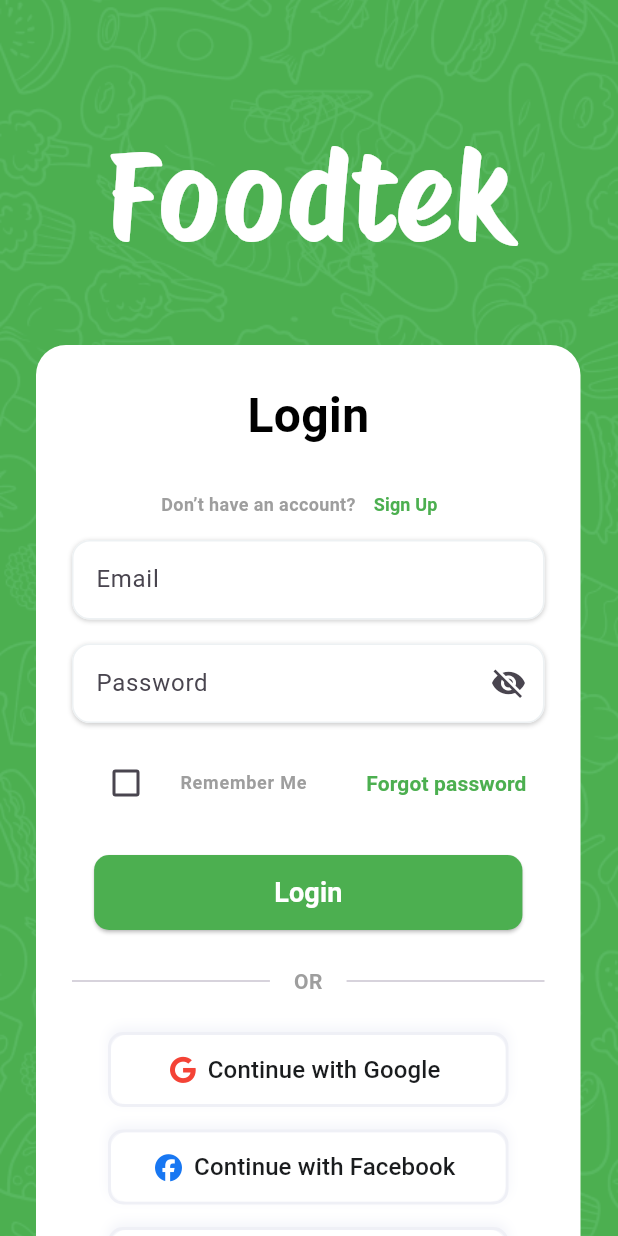
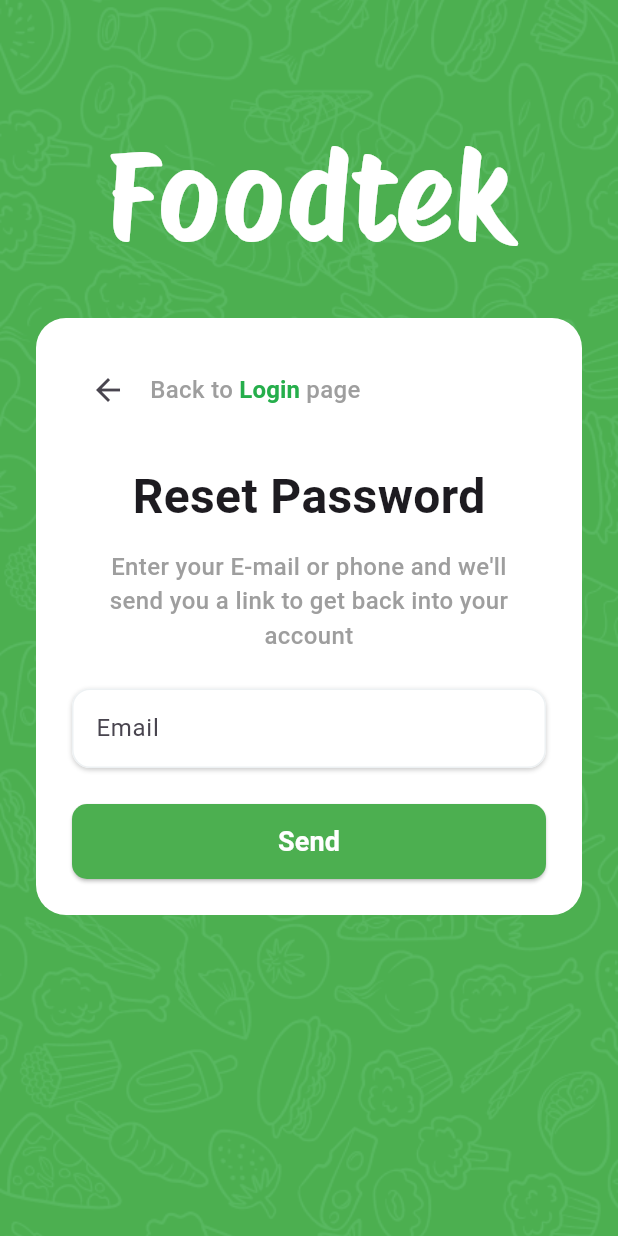
Before and after one commit to hamzamanaseer99/FoodTec, a Flutter app: the LoginScreen screen opened directly, after a tap on "Forgot password", on a phone screen of 412 x 824 dp. Run offline on Flutter 3.47's test engine with Material 3 defaults, Android fonts, the phone set to English and light mode, and no system bars; our stand-ins replace bloc, equatable, flutter_bloc, font_awesome_flutter, geolocator, shared_preferences; accounts and stored records are empty.

Commit message:
create reset password screen
create reset password screen

```diff
--- a/lib/view/screens/login_screen.dart
+++ b/lib/view/screens/login_screen.dart
@@ -1,5 +1,6 @@
 import 'package:flutter/material.dart';
 import 'package:flutter_bloc/flutter_bloc.dart';
+import 'package:foodtek/view/screens/reset_password_screen.dart';
 import 'package:foodtek/view/screens/signup_screen.dart';
 import 'package:foodtek/view/screens/widgets/email_widget.dart';
 import 'package:foodtek/view/screens/widgets/password_widget.dart';
@@ -198,11 +199,19 @@ class _LoginScreenState extends State<LoginScreen> {
                                     ),
                                   ),
                                   TextButton(
-                                    onPressed: () {},
+                                    onPressed: () {
+                                      Navigator.push(
+                                          context,
+                                          MaterialPageRoute(
+                                              builder: (context)=>ResetPasswordScreen(),
+                                          ),
+                                      );
+                                    },
                                     child: const Text(
                                       'Forgot password',
                                       style: TextStyle(
                                         fontSize: 14,
+
                                         fontWeight: FontWeight.w600,
                                         color: Colors.green,
                                       ),
--- /dev/null
+++ b/lib/view/screens/otp_screen.dart
@@ -0,0 +1,10 @@
+import 'package:flutter/material.dart';
+
+class OtpScreen extends StatelessWidget {
+  const OtpScreen({super.key});
+
+  @override
+  Widget build(BuildContext context) {
+    return Scaffold();
+  }
+}
--- /dev/null
+++ b/lib/view/screens/reset_password_screen.dart
@@ -0,0 +1,181 @@
+import 'package:flutter/material.dart';
+import 'package:foodtek/view/screens/widgets/email_widget.dart';
+import 'login_screen.dart';
+import 'otp_screen.dart';
+
+class ResetPasswordScreen extends StatefulWidget {
+  const ResetPasswordScreen({super.key});
+
+  @override
+  State<ResetPasswordScreen> createState() => _ResetPasswordState();
+}
+
+class _ResetPasswordState extends State<ResetPasswordScreen> {
+  final TextEditingController emailController = TextEditingController();
+
+  @override
+  Widget build(BuildContext context) {
+    return Scaffold(
+      backgroundColor: Colors.green,
+      body: Stack(
+        children: [
+          Image.asset(
+            'assets/images/Pattern.png',
+            fit: BoxFit.cover,
+            width: double.infinity,
+            height: double.infinity,
+          ),
+          SingleChildScrollView(
+            child: Column(
+              crossAxisAlignment: CrossAxisAlignment.start,
+              children: [
+                const SizedBox(height: 74),
+                const Center(
+                  child: Text(
+                    'Foodtek',
+                    style: TextStyle(
+                      fontSize: 80,
+                      color: Colors.white,
+                      fontFamily: "Protest Riot",
+                    ),
+                  ),
+                ),
+                Padding(
+                  padding: const EdgeInsets.all(24),
+                  child: Container(
+                    width: MediaQuery.of(context).size.width *
+                        0.9, // جعل الحجم متجاوب
+                    decoration: BoxDecoration(
+                      color: Colors.white,
+                      borderRadius: BorderRadius.circular(20),
+                    ),
+                    child: Padding(
+                      padding: const EdgeInsets.symmetric(
+                          vertical: 24, horizontal: 24),
+                      child: Column(
+                        crossAxisAlignment: CrossAxisAlignment.start,
+                        children: [
+                          /// 🔹 **Row لزر الرجوع**
+                          Row(
+                            children: [
+                              IconButton(
+                                onPressed: () => Navigator.pop(context),
+                                icon: const Icon(Icons.arrow_back, size: 24),
+                              ),
+                              const SizedBox(width: 4),
+                              const Text(
+                                "Back to",
+                                style: TextStyle(
+                                  color: Colors.grey,
+                                  fontSize: 16,
+                                  fontWeight: FontWeight.w500,
+                                ),
+                              ),
+                              TextButton(
+                                style: TextButton.styleFrom(
+                                  padding: EdgeInsets.zero,
+                                  minimumSize: Size(0, 0),
+                                  tapTargetSize:
+                                  MaterialTapTargetSize.shrinkWrap,
+                                ),
+                                onPressed: () {
+                                  Navigator.pushReplacement(
+                                    context,
+                                    MaterialPageRoute(
+                                        builder: (context) =>
+                                        const LoginScreen()),
+                                  );
+                                },
+                                child: const Text(
+                                  " Login ",
+                                  style: TextStyle(
+                                    color: Color(0xff25AE4B),
+                                    fontWeight: FontWeight.w600,
+                                    fontSize: 16,
+                                  ),
+                                ),
+                              ),
+                              const Text(
+                                "page",
+                                style: TextStyle(
+                                  color: Colors.grey,
+                                  fontSize: 16,
+                                  fontWeight: FontWeight.w500,
+                                ),
+                              ),
+                            ],
+                          ),
+                          const SizedBox(height: 24),
+
+                          /// 🔹 **عنوان الصفحة**
+                          const Center(
+                            child: Text(
+                              'Reset Password', // ✅ تم تصحيح الخطأ الإملائي
+                              style: TextStyle(
+                                fontSize: 32,
+                                fontWeight: FontWeight.w700,
+                              ),
+                            ),
+                          ),
+                          const SizedBox(height: 12),
+
+                          /// 🔹 **النص التوضيحي**
+                          const Padding(
+                            padding: EdgeInsets.symmetric(horizontal: 12),
+                            child: Center(
+                              child: Text(
+                                "Enter your E-mail or phone and we'll send you a link to get back into your account",
+                                textAlign: TextAlign.center,
+                                style: TextStyle(
+                                  fontSize: 16,
+                                  color: Colors.grey,
+                                  fontWeight: FontWeight.w500,
+                                ),
+                              ),
+                            ),
+                          ),
+                          const SizedBox(height: 24),
+
+                          /// 🔹 **حقل إدخال البريد الإلكتروني**
+                          EmailWidget(emailEditingController: emailController),
+                          const SizedBox(height: 24),
+                          Column(
+                            children: [
+                              ElevatedButton(
+                                onPressed: () {
+                                  Navigator.push(
+                                    context,
+                                    MaterialPageRoute(builder: (context) => const OtpScreen()),
+                                  );
+                                },
+                                style: ElevatedButton.styleFrom(
+                                  backgroundColor: Colors.green,
+                                  minimumSize: const Size(double.infinity, 50), // يجعل الزر يأخذ العرض بالكامل
+                                  shape: RoundedRectangleBorder(
+                                    borderRadius: BorderRadius.circular(10),
+                                  ),
+                                ),
+                                child: const Text(
+                                  "Send", // ✅ تغيير النص إلى "Send"
+                                  style: TextStyle(
+                                    fontSize: 18,
+                                    fontWeight: FontWeight.bold,
+                                    color: Colors.white,
+                                  ),
+                                ),
+                              ),
+                            ],
+                          ),
+                        ],
+                      ),
+                    ),
+                  ),
+                )
+              ],
+            ),
+          ),
+        ],
+      ),
+    );
+  }
+}
```
Also changed, not shown: 4 other files.
